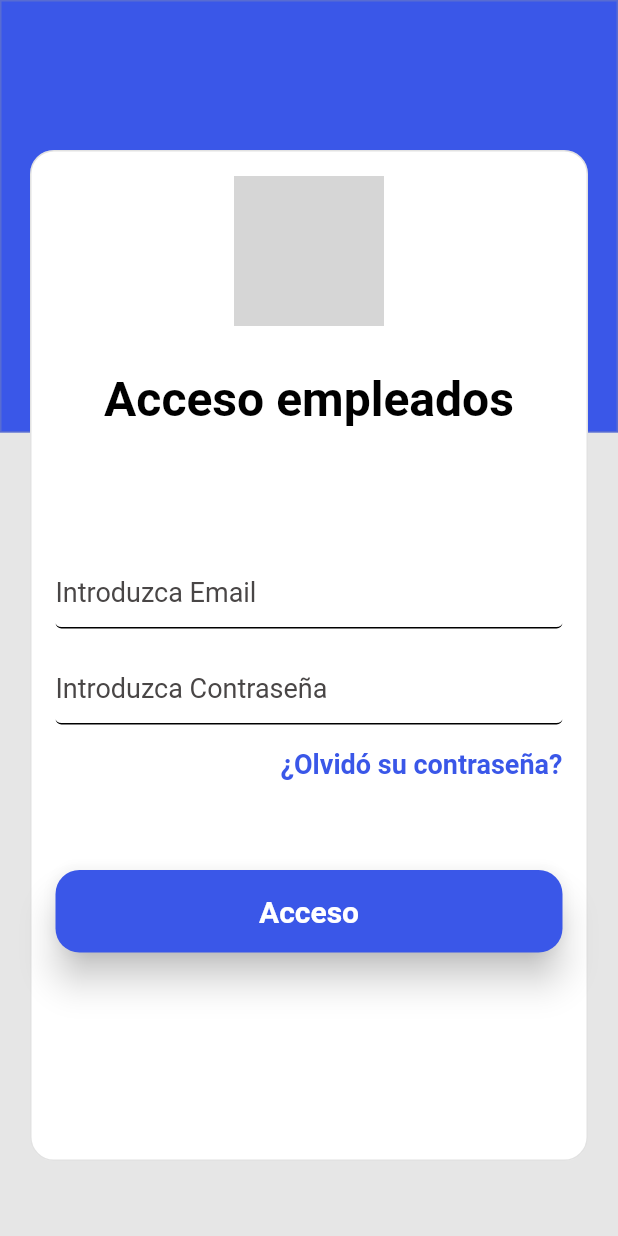
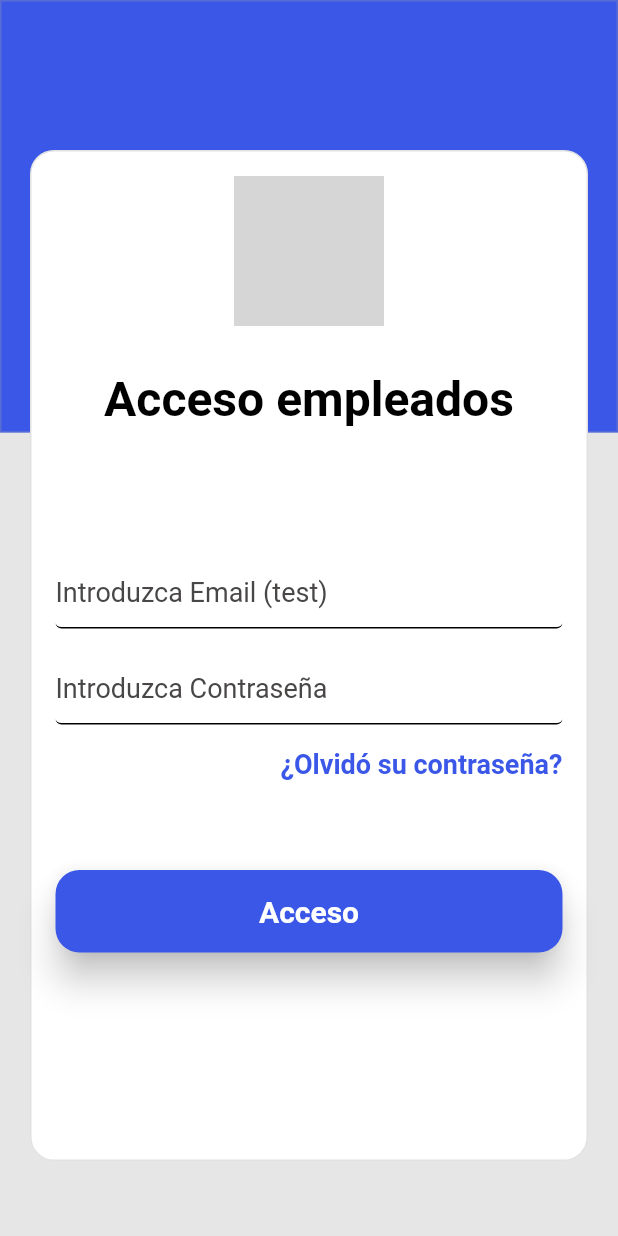
Before and after one commit to MiguelVilanova/Registro_Jornada, a Flutter app: the screen it shows after launch, on a phone screen of 412 x 824 dp. Run offline on Flutter 3.47's test engine with Material 2 defaults, Android fonts, the phone set to English and light mode, and no system bars; network calls fail; grey boxes are pictures that could not be loaded.

Commit message:
mensaje test

```diff
--- a/lib/Login.dart
+++ b/lib/Login.dart
@@ -115,7 +115,7 @@ class Login extends StatelessWidget {
                             borderSide:
                                 BorderSide(color: Color(0xff000000), width: 1),
                           ),
-                          hintText: "Introduzca Email",
+                          hintText: "Introduzca Email (test)",
                           hintStyle: TextStyle(
                             fontWeight: FontWeight.w400,
                             fontStyle: FontStyle.normal,
```
